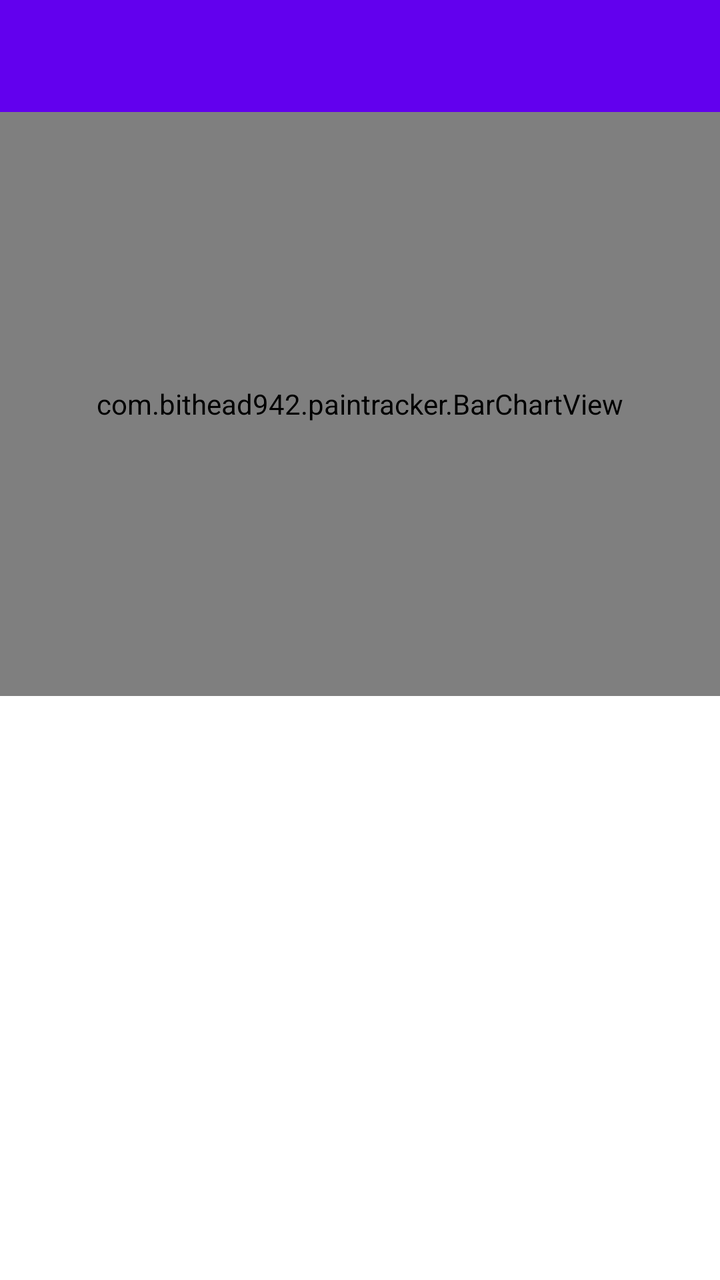
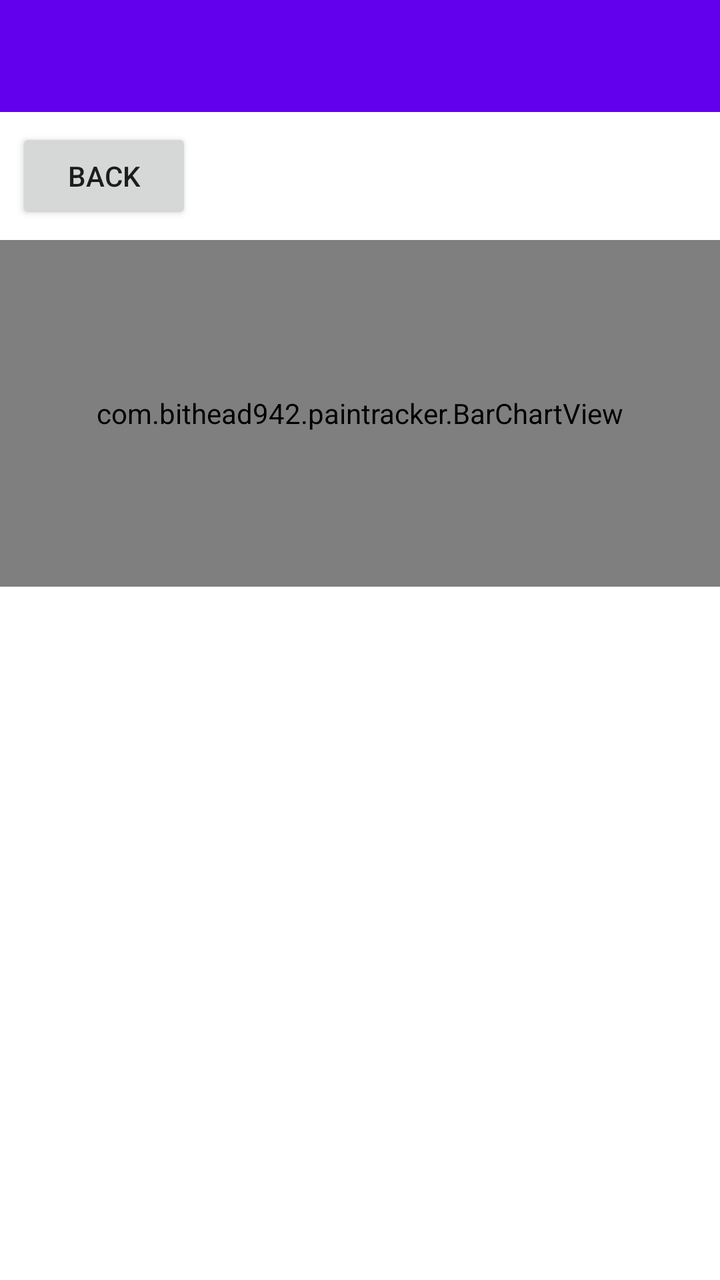

Compare the two renders of this Android layout. The source of the first and the diff that turns it into the second are given below.
<!-- AndroidManifest.xml: application theme Theme.PainTracker -->
<!-- res/layout/activity_history.xml -->
<?xml version="1.0" encoding="utf-8"?>
<LinearLayout xmlns:android="http://schemas.android.com/apk/res/android"
    android:layout_width="match_parent"
    android:layout_height="match_parent"
    android:orientation="vertical">

    <androidx.appcompat.widget.Toolbar
        android:id="@+id/historyToolbar"
        android:layout_width="match_parent"
        android:layout_height="?attr/actionBarSize"
        android:background="?attr/colorPrimary"
        android:theme="@style/ThemeOverlay.AppCompat.Dark.ActionBar" />

    <com.bithead942.paintracker.BarChartView
        android:id="@+id/barChartView"
        android:layout_width="match_parent"
        android:layout_height="0dp"
        android:layout_weight="1" />

    <ListView
        android:id="@+id/historyListView"
        android:layout_width="match_parent"
        android:layout_height="0dp"
        android:layout_weight="1" />
</LinearLayout>
<!-- resources referenced by this layout -->
<resources>
  <style name="Theme.PainTracker" parent="Theme.MaterialComponents.DayNight.NoActionBar">
          
          <item name="colorPrimary">@color/purple_500</item>
          <item name="colorPrimaryVariant">@color/purple_700</item>
          <item name="colorOnPrimary">@color/white</item>
          
          <item name="colorSecondary">@color/teal_200</item>
          <item name="colorSecondaryVariant">@color/teal_700</item>
          <item name="colorOnSecondary">@color/black</item>
          
          <item name="android:statusBarColor">?attr/colorPrimaryVariant</item>
          
      </style>
  <color name="purple_500">#FF6200EE</color>
  <color name="purple_700">#FF3700B3</color>
  <color name="white">#FFFFFFFF</color>
  <color name="teal_200">#FF03DAC5</color>
  <color name="teal_700">#FF018786</color>
  <color name="black">#FF000000</color>
</resources>

<!-- the commit's change to res/layout/activity_history.xml (unified diff, before → after) -->
@@ -2,7 +2,8 @@
 <LinearLayout xmlns:android="http://schemas.android.com/apk/res/android"
     android:layout_width="match_parent"
     android:layout_height="match_parent"
-    android:orientation="vertical">
+    android:orientation="vertical"
+    android:weightSum="3">
 
     <androidx.appcompat.widget.Toolbar
         android:id="@+id/historyToolbar"
@@ -10,6 +11,14 @@
         android:layout_height="?attr/actionBarSize"
         android:background="?attr/colorPrimary"
         android:theme="@style/ThemeOverlay.AppCompat.Dark.ActionBar" />
+
+    <Button
+        android:id="@+id/backButton"
+        android:layout_width="wrap_content"
+        android:layout_height="wrap_content"
+        android:layout_gravity="start"
+        android:layout_margin="8dp"
+        android:text="@string/back" />
 
     <com.bithead942.paintracker.BarChartView
         android:id="@+id/barChartView"
@@ -21,5 +30,5 @@
         android:id="@+id/historyListView"
         android:layout_width="match_parent"
         android:layout_height="0dp"
-        android:layout_weight="1" />
+        android:layout_weight="2" />
 </LinearLayout>
<!-- resource entries referenced after the edit -->
@@ -1,5 +1,6 @@
 <!-- resources referenced by this layout -->
 <resources>
+  <string name="back">Back</string>
   <style name="Theme.PainTracker" parent="Theme.MaterialComponents.DayNight.NoActionBar">
           
           <item name="colorPrimary">@color/purple_500</item>
